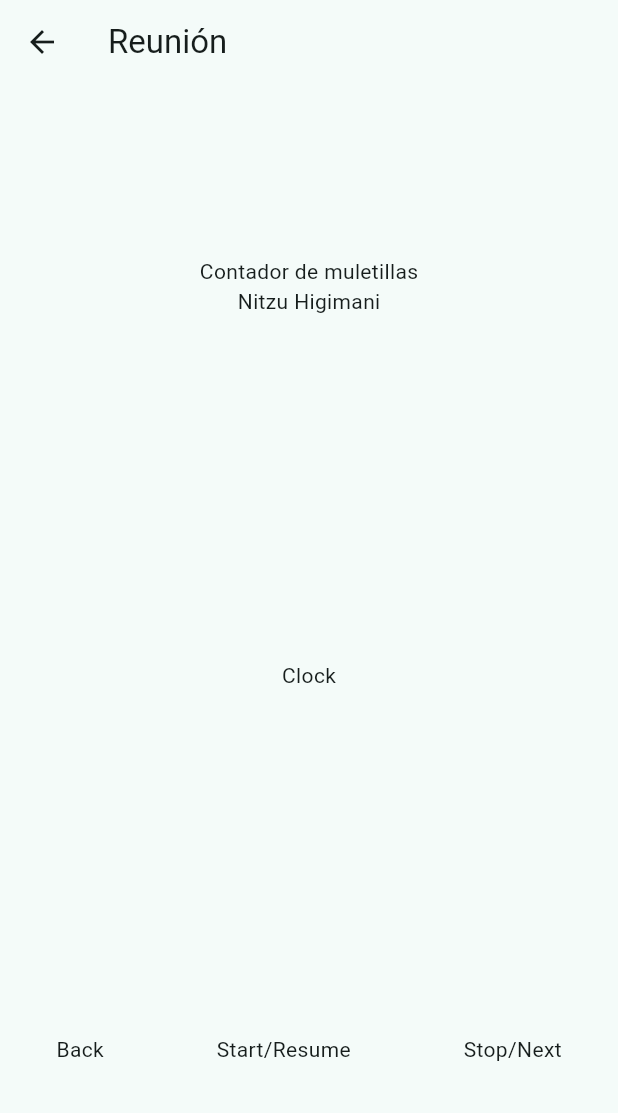
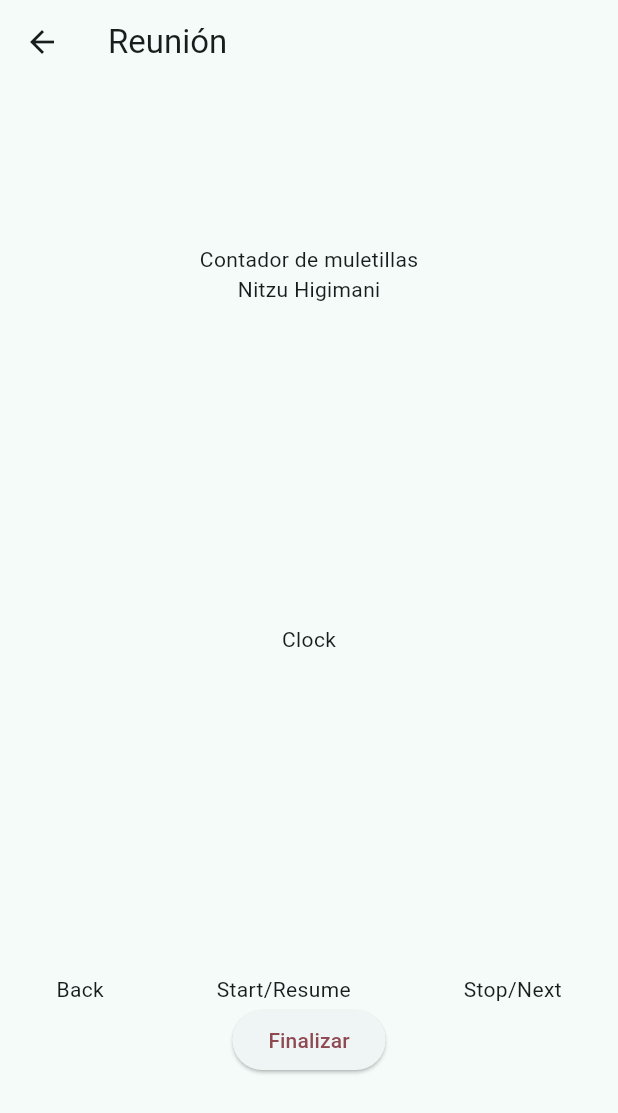
Before and after one commit to gerardo-m/tomy_timer, a Flutter app: the screen it shows after launch, after a tap on "Reunión en marcha", on a phone screen of 412 x 824 dp. Shown: the top 1113 px of the screen. Run offline on Flutter 3.47's test engine with Material 3 defaults, Android fonts, the phone set to English and light mode, and no system bars; our stand-ins replace equatable, flutter_bloc, get_it.

Commit message:
Added past meetings screen, started working on the timer clock

```diff
--- a/lib/utils/route_handling.dart
+++ b/lib/utils/route_handling.dart
@@ -10,6 +10,10 @@ class TomyTimerRouteHandling{
         return _goHome(settings);
       case TomyTimerRoutes.meeting:
         return _goMeeting(settings);
+      case TomyTimerRoutes.report:
+        return _goReport(settings);
+      case TomyTimerRoutes.pastMeetings:
+        return _goPastMeetings(settings);
       default:
         return MaterialPageRoute(
           builder: (context) {
@@ -36,4 +40,20 @@ class TomyTimerRouteHandling{
       }
     );
   }
+
+  static Route<dynamic> _goReport(RouteSettings settings){
+     return MaterialPageRoute(
+      builder: (context){
+        return const ReportScreen();
+      }
+    );
+  }
+
+  static Route<dynamic> _goPastMeetings(RouteSettings settings){
+     return MaterialPageRoute(
+      builder: (context){
+        return const PastMeetingsScreen();
+      }
+    );
+  }
 }
--- a/lib/utils/routes.dart
+++ b/lib/utils/routes.dart
@@ -2,4 +2,6 @@ class TomyTimerRoutes{
 
   static const home = '/';
   static const meeting = '/meeting';
+  static const report = '/report';
+  static const pastMeetings = '/past_meetings';
 }
--- a/lib/views/home/home_screen.dart
+++ b/lib/views/home/home_screen.dart
@@ -29,7 +29,7 @@ class HomeScreen extends StatelessWidget {
           ),
           ElevatedButton(
             onPressed: () {
-
+              Navigator.of(context).pushNamed(TomyTimerRoutes.pastMeetings);
             },
             child: const Text('Ver reuniones pasadas'),
           ),
--- a/lib/views/meeting/meeting_screen.dart
+++ b/lib/views/meeting/meeting_screen.dart
@@ -1,4 +1,5 @@
 import 'package:flutter/material.dart';
+import 'package:tomy_timer/utils/routes.dart';
 
 class MeetingScreen extends StatelessWidget {
   const MeetingScreen({Key? key}) : super(key: key);
@@ -11,20 +12,30 @@ class MeetingScreen extends StatelessWidget {
       ),
       body: SizedBox(
         width: MediaQuery.of(context).size.width,
-        child: const Column(
+        child: Column(
           mainAxisAlignment: MainAxisAlignment.spaceAround,
           crossAxisAlignment: CrossAxisAlignment.center,
           children: [
-            Column(
+            const Column(
               children: [Text('Contador de muletillas'), Text('Nitzu Higimani')],
             ),
-            Text('Clock'),
-            Row(
-              mainAxisAlignment: MainAxisAlignment.spaceAround,
+            const Text('Clock'),
+            Column(
               children: [
-                Text('Back'),
-                Text('Start/Resume'),
-                Text('Stop/Next'),
+                const Row(
+                  mainAxisAlignment: MainAxisAlignment.spaceAround,
+                  children: [
+                    Text('Back'),
+                    Text('Start/Resume'),
+                    Text('Stop/Next'),
+                  ],
+                ),
+                ElevatedButton(
+                  onPressed: () {
+                    Navigator.of(context).pushNamed(TomyTimerRoutes.report);
+                  },
+                  child: const Text('Finalizar'),
+                ),
               ],
             ),
           ],
--- a/lib/views/views.dart
+++ b/lib/views/views.dart
@@ -1,2 +1,4 @@
 export 'home/home_screen.dart';
 export 'meeting/meeting_screen.dart';
+export 'report/report_screen.dart';
+export 'past_meetings/past_meetings_screen.dart';
--- a/pubspec.yaml
+++ b/pubspec.yaml
@@ -20,7 +20,7 @@ publish_to: 'none' # Remove this line if you wish to publish to pub.dev
 version: 1.0.0+1
 
 environment:
-  sdk: '>=2.18.2 <3.0.0'
+  sdk: '>=3.0.0 <4.0.0'
 
 # Dependencies specify other packages that your package needs in order to work.
 # To automatically upgrade your package dependencies to the latest versions
@@ -32,7 +32,8 @@ dependencies:
   flutter:
     sdk: flutter
   get_it: ^7.2.0
-
+  flutter_bloc: ^8.1.6
+  equatable: ^2.0.5
 
   # The following adds the Cupertino Icons font to your application.
   # Use with the CupertinoIcons class for iOS style icons.
```
Also changed, not shown: lib/views/meeting/clock/clock_widget.dart (added, +22 -0 lines), lib/views/meeting/clock/cubit/clock_cubit.dart (added, +22 -0 lines), lib/views/meeting/clock/cubit/clock_state.dart (added, +16 -0 lines), lib/views/past_meetings/past_meetings_screen.dart (added, +33 -0 lines), lib/views/report/report_screen.dart (added, +46 -0 lines), lib/views/widgets/rich_bloc_builder.dart (added, +53 -0 lines), pubspec.lock.
